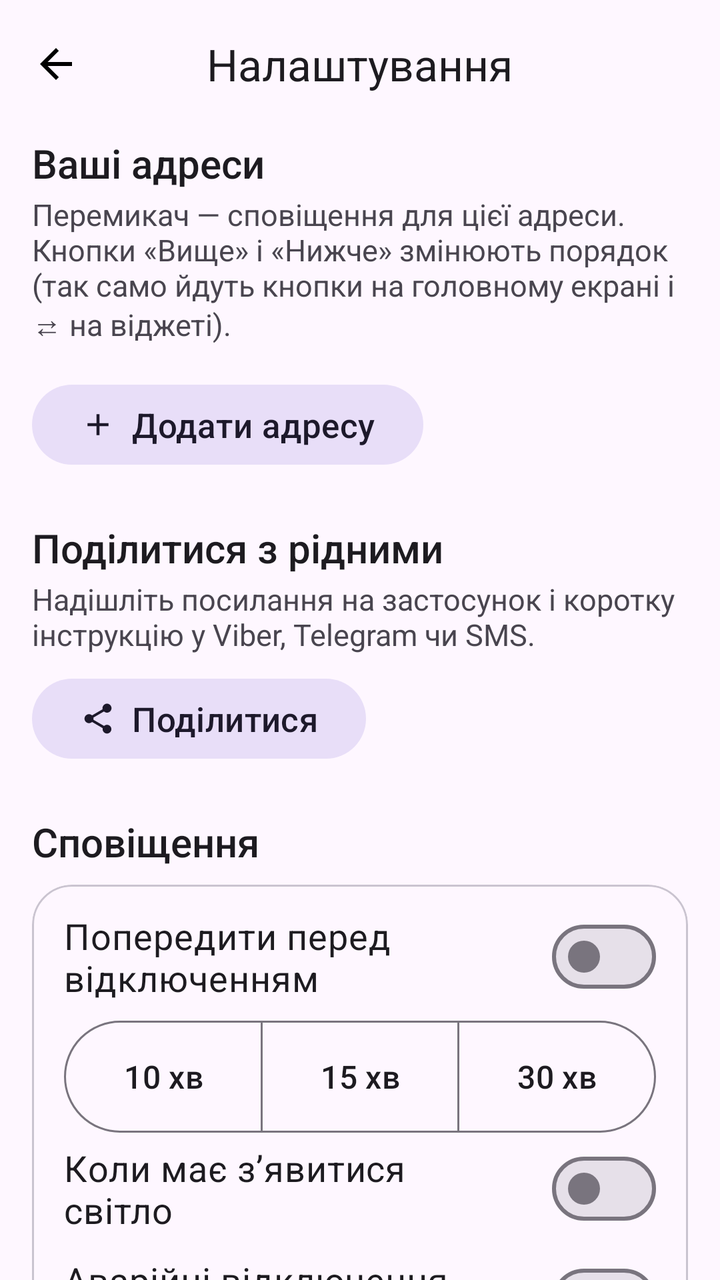
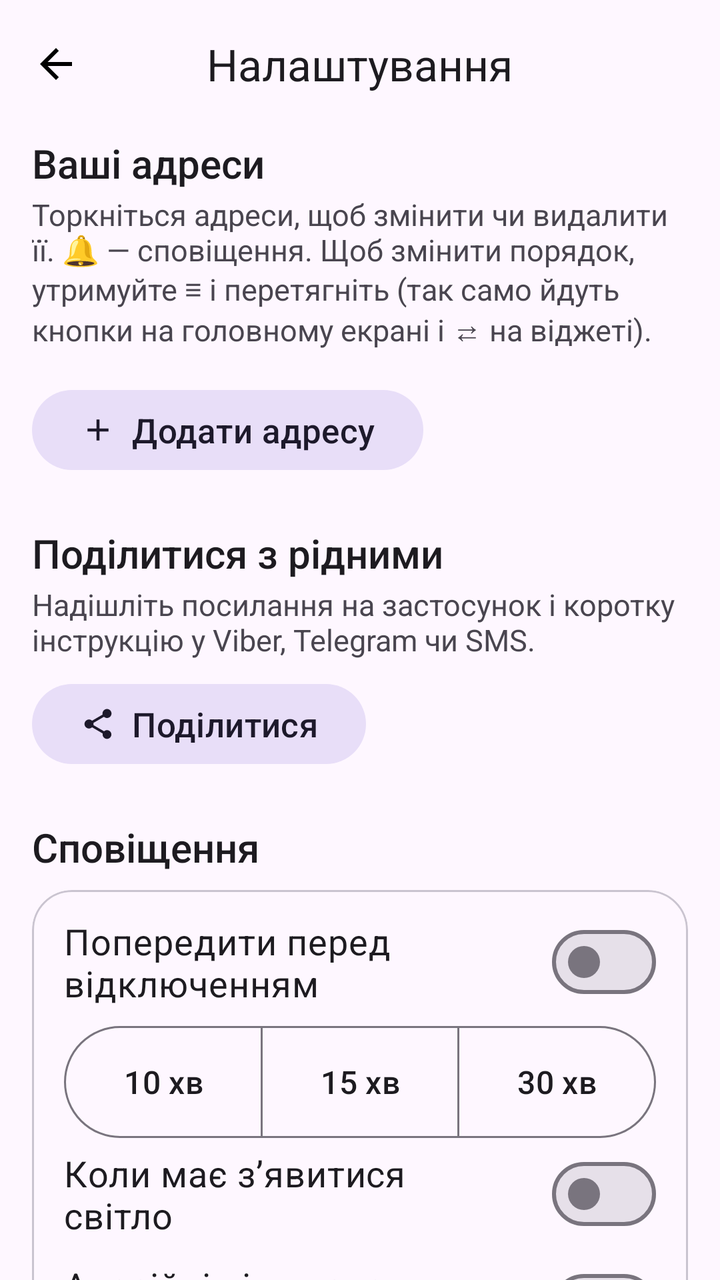

Compare the two renders of this Android layout. The source of the first and the diff that turns it into the second are given below.
<!-- AndroidManifest.xml: application theme AppTheme -->
<!-- res/layout/activity_settings.xml -->
<?xml version="1.0" encoding="utf-8"?>

<LinearLayout xmlns:android="http://schemas.android.com/apk/res/android"
    xmlns:app="http://schemas.android.com/apk/res-auto"
    android:id="@+id/settings_root"
    android:layout_width="match_parent"
    android:layout_height="match_parent"
    android:orientation="vertical">

    <com.google.android.material.appbar.MaterialToolbar
        android:id="@+id/toolbar"
        android:layout_width="match_parent"
        android:layout_height="?attr/actionBarSize"
        app:navigationContentDescription="Назад"
        app:navigationIcon="@drawable/ic_arrow_back"
        app:titleCentered="true"
        app:title="Налаштування" />

    <androidx.core.widget.NestedScrollView
        android:layout_width="match_parent"
        android:layout_height="0dp"
        android:layout_weight="1">

        <LinearLayout
            android:id="@+id/settings_content"
            android:layout_width="match_parent"
            android:layout_height="wrap_content"
            android:orientation="vertical"
            android:paddingStart="16dp"
            android:paddingTop="4dp"
            android:paddingEnd="16dp"
            android:paddingBottom="24dp">

            
            <TextView
                android:layout_width="match_parent"
                android:layout_height="wrap_content"
                android:fontFamily="sans-serif-medium"
                android:text="Ваші адреси"
                android:textColor="?attr/colorOnSurface"
                android:textSize="20sp" />

            <TextView
                android:layout_width="match_parent"
                android:layout_height="wrap_content"
                android:layout_marginTop="2dp"
                android:layout_marginBottom="8dp"
                android:text="Перемикач — сповіщення для цієї адреси. Кнопки «Вище» і «Нижче» змінюють порядок (так само йдуть кнопки на головному екрані і ⇄ на віджеті)."
                android:textColor="?attr/colorOnSurfaceVariant"
                android:textSize="15sp" />

            <com.google.android.material.card.MaterialCardView
                style="?attr/materialCardViewOutlinedStyle"
                android:layout_width="match_parent"
                android:layout_height="wrap_content"
                app:cardCornerRadius="20dp">

                <LinearLayout
                    android:id="@+id/addr_list"
                    android:layout_width="match_parent"
                    android:layout_height="wrap_content"
                    android:orientation="vertical" />
            </com.google.android.material.card.MaterialCardView>

            <com.google.android.material.button.MaterialButton
                android:id="@+id/btn_add"
                style="@style/Widget.Material3.Button.TonalButton"
                android:layout_width="wrap_content"
                android:layout_height="wrap_content"
                android:layout_marginTop="8dp"
                android:text="Додати адресу"
                android:textSize="17sp"
                app:icon="@drawable/ic_add" />

            
            <TextView
                android:layout_width="match_parent"
                android:layout_height="wrap_content"
                android:layout_marginTop="24dp"
                android:fontFamily="sans-serif-medium"
                android:text="Поділитися з рідними"
                android:textColor="?attr/colorOnSurface"
                android:textSize="20sp" />

            <TextView
                android:layout_width="match_parent"
                android:layout_height="wrap_content"
                android:layout_marginTop="2dp"
                android:text="Надішліть посилання на застосунок і коротку інструкцію у Viber, Telegram чи SMS."
                android:textColor="?attr/colorOnSurfaceVariant"
                android:textSize="15sp" />

            <com.google.android.material.button.MaterialButton
                android:id="@+id/btn_share"
                style="@style/Widget.Material3.Button.TonalButton"
                android:layout_width="wrap_content"
                android:layout_height="wrap_content"
                android:layout_marginTop="8dp"
                android:text="Поділитися"
                android:textSize="17sp"
                app:icon="@drawable/ic_share" />

            
            <TextView
                android:layout_width="match_parent"
                android:layout_height="wrap_content"
                android:layout_marginTop="24dp"
                android:layout_marginBottom="8dp"
                android:fontFamily="sans-serif-medium"
                android:text="Сповіщення"
                android:textColor="?attr/colorOnSurface"
                android:textSize="20sp" />

            <com.google.android.material.card.MaterialCardView
                style="?attr/materialCardViewOutlinedStyle"
                android:layout_width="match_parent"
                android:layout_height="wrap_content"
                app:cardCornerRadius="20dp">

                <LinearLayout
                    android:layout_width="match_parent"
                    android:layout_height="wrap_content"
                    android:orientation="vertical"
                    android:paddingStart="16dp"
                    android:paddingTop="8dp"
                    android:paddingEnd="16dp"
                    android:paddingBottom="12dp">

                    <com.google.android.material.materialswitch.MaterialSwitch
                        android:id="@+id/sw_before"
                        android:layout_width="match_parent"
                        android:layout_height="wrap_content"
                        android:minHeight="56dp"
                        android:text="Попередити перед відключенням"
                        android:textSize="18sp" />

                    <com.google.android.material.button.MaterialButtonToggleGroup
                        android:id="@+id/tg_lead"
                        android:layout_width="match_parent"
                        android:layout_height="wrap_content"
                        android:layout_marginTop="4dp"
                        app:selectionRequired="true"
                        app:singleSelection="true">

                        <com.google.android.material.button.MaterialButton
                            android:id="@+id/chip_10"
                            style="?attr/materialButtonOutlinedStyle"
                            android:layout_width="0dp"
                            android:layout_height="56dp"
                            android:layout_weight="1"
                            android:insetTop="0dp"
                            android:insetBottom="0dp"
                            android:maxLines="1"
                            android:paddingStart="4dp"
                            android:paddingEnd="4dp"
                            android:text="10 хв"
                            android:textSize="16sp" />

                        <com.google.android.material.button.MaterialButton
                            android:id="@+id/chip_15"
                            style="?attr/materialButtonOutlinedStyle"
                            android:layout_width="0dp"
                            android:layout_height="56dp"
                            android:layout_weight="1"
                            android:insetTop="0dp"
                            android:insetBottom="0dp"
                            android:maxLines="1"
                            android:paddingStart="4dp"
                            android:paddingEnd="4dp"
                            android:text="15 хв"
                            android:textSize="16sp" />

                        <com.google.android.material.button.MaterialButton
                            android:id="@+id/chip_30"
                            style="?attr/materialButtonOutlinedStyle"
                            android:layout_width="0dp"
                            android:layout_height="56dp"
                            android:layout_weight="1"
                            android:insetTop="0dp"
                            android:insetBottom="0dp"
                            android:maxLines="1"
                            android:paddingStart="4dp"
                            android:paddingEnd="4dp"
                            android:text="30 хв"
                            android:textSize="16sp" />
                    </com.google.android.material.button.MaterialButtonToggleGroup>

                    <com.google.android.material.materialswitch.MaterialSwitch
                        android:id="@+id/sw_return"
                        android:layout_width="match_parent"
                        android:layout_height="wrap_content"
                        android:minHeight="56dp"
                        android:text="Коли має зʼявитися світло"
                        android:textSize="18sp" />

                    <com.google.android.material.materialswitch.MaterialSwitch
                        android:id="@+id/sw_emergency"
                        android:layout_width="match_parent"
                        android:layout_height="wrap_content"
                        android:minHeight="56dp"
                        android:text="Аварійні відключення (ГАВ, СГАВ)"
                        android:textSize="18sp" />

                    <com.google.android.material.materialswitch.MaterialSwitch
                        android:id="@+id/sw_schedule"
                        android:layout_width="match_parent"
                        android:layout_height="wrap_content"
                        android:minHeight="56dp"
                        android:text="Зміни графіка і графік на завтра"
                        android:textSize="18sp" />

                    <TextView
                        android:layout_width="match_parent"
                        android:layout_height="wrap_content"
                        android:layout_marginTop="12dp"
                        android:text="Перевіряти графік на сайті"
                        android:textColor="?attr/colorOnSurface"
                        android:textSize="18sp" />

                    <com.google.android.material.button.MaterialButtonToggleGroup
                        android:id="@+id/tg_interval"
                        android:layout_width="match_parent"
                        android:layout_height="wrap_content"
                        android:layout_marginTop="4dp"
                        app:selectionRequired="true"
                        app:singleSelection="true">

                        <com.google.android.material.button.MaterialButton
                            android:id="@+id/btn_int_10"
                            style="?attr/materialButtonOutlinedStyle"
                            android:layout_width="0dp"
                            android:layout_height="56dp"
                            android:layout_weight="1"
                            android:insetTop="0dp"
                            android:insetBottom="0dp"
                            android:maxLines="1"
                            android:paddingStart="4dp"
                            android:paddingEnd="4dp"
                            android:text="кожні 10 хв"
                            android:textSize="16sp" />

                        <com.google.android.material.button.MaterialButton
                            android:id="@+id/btn_int_5"
                            style="?attr/materialButtonOutlinedStyle"
                            android:layout_width="0dp"
                            android:layout_height="56dp"
                            android:layout_weight="1"
                            android:insetTop="0dp"
                            android:insetBottom="0dp"
                            android:maxLines="1"
                            android:paddingStart="4dp"
                            android:paddingEnd="4dp"
                            android:text="кожні 5 хв"
                            android:textSize="16sp" />
                    </com.google.android.material.button.MaterialButtonToggleGroup>

                    <TextView
                        android:layout_width="match_parent"
                        android:layout_height="wrap_content"
                        android:layout_marginTop="4dp"
                        android:text="Поки екран увімкнений. Також дані оновлюються щоразу, коли ви відкриваєте застосунок."
                        android:textColor="?attr/colorOnSurfaceVariant"
                        android:textSize="15sp" />

                    <TextView
                        android:id="@+id/m_battery_hint"
                        android:layout_width="match_parent"
                        android:layout_height="wrap_content"
                        android:layout_marginTop="16dp"
                        android:textColor="?attr/colorOnSurfaceVariant"
                        android:textSize="15sp" />

                    <com.google.android.material.button.MaterialButton
                        android:id="@+id/btn_battery"
                        style="@style/Widget.Material3.Button.TextButton"
                        android:layout_width="match_parent"
                        android:gravity="start|center_vertical"
                        android:paddingStart="0dp"
                        android:layout_height="wrap_content"
                        android:text="Дозволити роботу у фоні"
                        android:textSize="16sp" />

                    <com.google.android.material.button.MaterialButton
                        android:id="@+id/btn_autostart"
                        style="@style/Widget.Material3.Button.TextButton"
                        android:layout_width="match_parent"
                        android:gravity="start|center_vertical"
                        android:paddingStart="0dp"
                        android:layout_height="wrap_content"
                        android:text="Xiaomi: увімкнути «Автозапуск»"
                        android:textSize="16sp"
                        android:visibility="gone" />

                    <com.google.android.material.button.MaterialButton
                        android:id="@+id/btn_miui_popup"
                        style="@style/Widget.Material3.Button.TextButton"
                        android:layout_width="match_parent"
                        android:gravity="start|center_vertical"
                        android:paddingStart="0dp"
                        android:layout_height="wrap_content"
                        android:text="Xiaomi: дозволити відкриття з віджета"
                        android:textSize="16sp"
                        android:visibility="gone" />
                </LinearLayout>
            </com.google.android.material.card.MaterialCardView>

            
            <TextView
                android:layout_width="match_parent"
                android:layout_height="wrap_content"
                android:layout_marginTop="24dp"
                android:layout_marginBottom="8dp"
                android:fontFamily="sans-serif-medium"
                android:text="Віджети"
                android:textColor="?attr/colorOnSurface"
                android:textSize="20sp" />

            <com.google.android.material.card.MaterialCardView
                style="?attr/materialCardViewOutlinedStyle"
                android:layout_width="match_parent"
                android:layout_height="wrap_content"
                app:cardCornerRadius="20dp">

                <LinearLayout
                    android:layout_width="match_parent"
                    android:layout_height="wrap_content"
                    android:orientation="vertical"
                    android:padding="16dp">

                    <TextView
                        android:layout_width="match_parent"
                        android:layout_height="wrap_content"
                        android:text="Розмір тексту на віджеті"
                        android:textColor="?attr/colorOnSurface"
                        android:textSize="18sp" />

                    <com.google.android.material.button.MaterialButtonToggleGroup
                        android:id="@+id/tg_wscale"
                        android:layout_width="match_parent"
                        android:layout_height="wrap_content"
                        android:layout_marginTop="8dp"
                        app:selectionRequired="true"
                        app:singleSelection="true">

                        <com.google.android.material.button.MaterialButton
                            android:id="@+id/chip_ws_s"
                            style="?attr/materialButtonOutlinedStyle"
                            android:layout_width="0dp"
                            android:layout_height="56dp"
                            android:layout_weight="1"
                            android:insetTop="0dp"
                            android:insetBottom="0dp"
                            android:maxLines="1"
                            android:paddingStart="4dp"
                            android:paddingEnd="4dp"
                            android:text="A"
                            android:textSize="15sp" />

                        <com.google.android.material.button.MaterialButton
                            android:id="@+id/chip_ws_m"
                            style="?attr/materialButtonOutlinedStyle"
                            android:layout_width="0dp"
                            android:layout_height="56dp"
                            android:layout_weight="1"
                            android:insetTop="0dp"
                            android:insetBottom="0dp"
                            android:maxLines="1"
                            android:paddingStart="4dp"
                            android:paddingEnd="4dp"
                            android:text="A"
                            android:textSize="19sp" />

                        <com.google.android.material.button.MaterialButton
                            android:id="@+id/chip_ws_l"
                            style="?attr/materialButtonOutlinedStyle"
                            android:layout_width="0dp"
                            android:layout_height="56dp"
                            android:layout_weight="1"
                            android:insetTop="0dp"
                            android:insetBottom="0dp"
                            android:maxLines="1"
                            android:paddingStart="4dp"
                            android:paddingEnd="4dp"
                            android:text="A"
                            android:textSize="23sp" />

                        <com.google.android.material.button.MaterialButton
                            android:id="@+id/chip_ws_xl"
                            style="?attr/materialButtonOutlinedStyle"
                            android:layout_width="0dp"
                            android:layout_height="56dp"
                            android:layout_weight="1"
                            android:insetTop="0dp"
                            android:insetBottom="0dp"
                            android:maxLines="1"
                            android:paddingStart="4dp"
                            android:paddingEnd="4dp"
                            android:text="A"
                            android:textSize="27sp" />
                    </com.google.android.material.button.MaterialButtonToggleGroup>

                    <TextView
                        android:id="@+id/m_wscale"
                        android:layout_width="match_parent"
                        android:layout_height="wrap_content"
                        android:layout_marginTop="4dp"
                        android:gravity="center"
                        android:textColor="?attr/colorOnSurfaceVariant"
                        android:textSize="15sp" />

                    <TextView
                        android:layout_width="match_parent"
                        android:layout_height="wrap_content"
                        android:layout_marginTop="12dp"
                        android:text="Утримуйте палець на порожньому місці головного екрана → «Віджети» → «Світло». Є два розміри: великий (4×2) і квадратний (2×2). Новий віджет показує першу адресу зі списку вище.&#10;&#10;Колір віджета показує статус: зелений — світло є, жовтий — можливе відключення, червоний — світла немає.&#10;&#10;Якщо розтягнути великий віджет, він покаже більше найближчих годин.&#10;&#10;Щоб перемкнути адресу на віджеті (Дім ⇄ Робота), торкніться значка ⇄ вгорі віджета. Торкання решти віджета відкриває застосунок на цій адресі.&#10;&#10;Дані на віджеті оновлюються самі приблизно кожні 10 хвилин."
                        android:textColor="?attr/colorOnSurface"
                        android:textSize="16sp" />
                </LinearLayout>
            </com.google.android.material.card.MaterialCardView>

            <TextView
                android:layout_width="match_parent"
                android:layout_height="wrap_content"
                android:layout_marginTop="20dp"
                android:gravity="center"
                android:text="Дані: off.energy.mk.ua (АТ «Миколаївобленерго»). Застосунок показує офіційний графік і не може перевірити, чи справді є світло у вашому будинку."
                android:textColor="?attr/colorOnSurfaceVariant"
                android:textSize="14sp" />

            <com.google.android.material.button.MaterialButton
                android:id="@+id/btn_site"
                style="@style/Widget.Material3.Button.TextButton"
                android:layout_width="wrap_content"
                android:layout_height="wrap_content"
                android:layout_gravity="center_horizontal"
                android:text="Відкрити сайт"
                android:textSize="16sp" />

            <TextView
                android:id="@+id/m_version"
                android:layout_width="match_parent"
                android:layout_height="wrap_content"
                android:gravity="center"
                android:textColor="?attr/colorOnSurfaceVariant"
                android:textSize="14sp" />
        </LinearLayout>
    </androidx.core.widget.NestedScrollView>
</LinearLayout>
<!-- resources referenced by this layout -->
<resources>
  <!-- drawable ic_add (drawable) -->
  <?xml version="1.0" encoding="utf-8"?>
  <vector xmlns:android="http://schemas.android.com/apk/res/android"
      android:width="24dp"
      android:height="24dp"
      android:viewportWidth="24"
      android:viewportHeight="24">
      <path android:fillColor="#FF000000" android:pathData="M19,13h-6v6h-2v-6H5v-2h6V5h2v6h6v2z" />
  </vector>
  <!-- drawable ic_arrow_back (drawable) -->
  <?xml version="1.0" encoding="utf-8"?>
  <vector xmlns:android="http://schemas.android.com/apk/res/android"
      android:width="24dp"
      android:height="24dp"
      android:viewportWidth="24"
      android:viewportHeight="24">
      <path android:fillColor="#FF000000" android:pathData="M20,11H7.83l5.59,-5.59L12,4l-8,8 8,8 1.41,-1.41L7.83,13H20v-2z" />
  </vector>
  <!-- drawable ic_share (drawable) -->
  <?xml version="1.0" encoding="utf-8"?>
  <vector xmlns:android="http://schemas.android.com/apk/res/android"
      android:width="24dp"
      android:height="24dp"
      android:viewportWidth="24"
      android:viewportHeight="24">
      <path android:fillColor="#FF000000" android:pathData="M18,16.08c-0.76,0 -1.44,0.3 -1.96,0.77L8.91,12.7c0.05,-0.23 0.09,-0.46 0.09,-0.7s-0.04,-0.47 -0.09,-0.7l7.05,-4.11c0.54,0.5 1.25,0.81 2.04,0.81 1.66,0 3,-1.34 3,-3s-1.34,-3 -3,-3 -3,1.34 -3,3c0,0.24 0.04,0.47 0.09,0.7L8.04,9.81C7.5,9.31 6.79,9 6,9c-1.66,0 -3,1.34 -3,3s1.34,3 3,3c0.79,0 1.5,-0.31 2.04,-0.81l7.12,4.16c-0.05,0.21 -0.08,0.43 -0.08,0.65 0,1.61 1.31,2.92 2.92,2.92 1.61,0 2.92,-1.31 2.92,-2.92s-1.31,-2.92 -2.92,-2.92z" />
  </vector>
  <style name="AppTheme" parent="Theme.Material3.DayNight.NoActionBar">
          <item name="android:statusBarColor">?attr/colorSurface</item>
          <item name="android:windowLightStatusBar">@bool/light_bars</item>
      </style>
</resources>

<!-- the commit's change to res/layout/activity_settings.xml (unified diff, before → after) -->
@@ -45,7 +45,7 @@
                 android:layout_height="wrap_content"
                 android:layout_marginTop="2dp"
                 android:layout_marginBottom="8dp"
-                android:text="Перемикач — сповіщення для цієї адреси. Кнопки «Вище» і «Нижче» змінюють порядок (так само йдуть кнопки на головному екрані і ⇄ на віджеті)."
+                android:text="Торкніться адреси, щоб змінити чи видалити її. 🔔 — сповіщення. Щоб змінити порядок, утримуйте ≡ і перетягніть (так само йдуть кнопки на головному екрані і ⇄ на віджеті)."
                 android:textColor="?attr/colorOnSurfaceVariant"
                 android:textSize="15sp" />
 
@@ -56,10 +56,27 @@
                 app:cardCornerRadius="20dp">
 
                 <LinearLayout
-                    android:id="@+id/addr_list"
                     android:layout_width="match_parent"
                     android:layout_height="wrap_content"
-                    android:orientation="vertical" />
+                    android:orientation="vertical">
+
+                    <androidx.recyclerview.widget.RecyclerView
+                        android:id="@+id/addr_list"
+                        android:layout_width="match_parent"
+                        android:layout_height="wrap_content"
+                        android:nestedScrollingEnabled="false"
+                        android:overScrollMode="never" />
+
+                    <TextView
+                        android:id="@+id/addr_empty"
+                        android:layout_width="match_parent"
+                        android:layout_height="wrap_content"
+                        android:padding="16dp"
+                        android:text="Додайте свою адресу, щоб бачити графік і отримувати сповіщення."
+                        android:textColor="?attr/colorOnSurfaceVariant"
+                        android:textSize="16sp"
+                        android:visibility="gone" />
+                </LinearLayout>
             </com.google.android.material.card.MaterialCardView>
 
             <com.google.android.material.button.MaterialButton
@@ -327,86 +344,21 @@
                     android:orientation="vertical"
                     android:padding="16dp">
 
-                    <TextView
-                        android:layout_width="match_parent"
-                        android:layout_height="wrap_content"
-                        android:text="Розмір тексту на віджеті"
-                        android:textColor="?attr/colorOnSurface"
-                        android:textSize="18sp" />
-
-                    <com.google.android.material.button.MaterialButtonToggleGroup
-                        android:id="@+id/tg_wscale"
-                        android:layout_width="match_parent"
-                        android:layout_height="wrap_content"
-                        android:layout_marginTop="8dp"
-                        app:selectionRequired="true"
-                        app:singleSelection="true">
-
-                        <com.google.android.material.button.MaterialButton
-                            android:id="@+id/chip_ws_s"
-                            style="?attr/materialButtonOutlinedStyle"
-                            android:layout_width="0dp"
-                            android:layout_height="56dp"
-                            android:layout_weight="1"
-                            android:insetTop="0dp"
-                            android:insetBottom="0dp"
-                            android:maxLines="1"
-                            android:paddingStart="4dp"
-                            android:paddingEnd="4dp"
-                            android:text="A"
-                            android:textSize="15sp" />
-
-                        <com.google.android.material.button.MaterialButton
-                            android:id="@+id/chip_ws_m"
-                            style="?attr/materialButtonOutlinedStyle"
-                            android:layout_width="0dp"
-                            android:layout_height="56dp"
-                            android:layout_weight="1"
-                            android:insetTop="0dp"
-                            android:insetBottom="0dp"
-                            android:maxLines="1"
-                            android:paddingStart="4dp"
-                            android:paddingEnd="4dp"
-                            android:text="A"
-                            android:textSize="19sp" />
-
-                        <com.google.android.material.button.MaterialButton
-                            android:id="@+id/chip_ws_l"
-                            style="?attr/materialButtonOutlinedStyle"
-                            android:layout_width="0dp"
-                            android:layout_height="56dp"
-                            android:layout_weight="1"
-                            android:insetTop="0dp"
-                            android:insetBottom="0dp"
-                            android:maxLines="1"
-                            android:paddingStart="4dp"
-                            android:paddingEnd="4dp"
-                            android:text="A"
-                            android:textSize="23sp" />
-
-                        <com.google.android.material.button.MaterialButton
-                            android:id="@+id/chip_ws_xl"
-                            style="?attr/materialButtonOutlinedStyle"
-                            android:layout_width="0dp"
-                            android:layout_height="56dp"
-                            android:layout_weight="1"
-                            android:insetTop="0dp"
-                            android:insetBottom="0dp"
-                            android:maxLines="1"
-                            android:paddingStart="4dp"
-                            android:paddingEnd="4dp"
-                            android:text="A"
-                            android:textSize="27sp" />
-                    </com.google.android.material.button.MaterialButtonToggleGroup>
-
-                    <TextView
-                        android:id="@+id/m_wscale"
-                        android:layout_width="match_parent"
-                        android:layout_height="wrap_content"
-                        android:layout_marginTop="4dp"
-                        android:gravity="center"
-                        android:textColor="?attr/colorOnSurfaceVariant"
-                        android:textSize="15sp" />
+                    
+                    <com.google.android.material.textfield.TextInputLayout
+                        android:id="@+id/til_wscale"
+                        style="@style/Widget.Material3.TextInputLayout.OutlinedBox.ExposedDropdownMenu"
+                        android:layout_width="match_parent"
+                        android:layout_height="wrap_content"
+                        android:hint="Розмір тексту на віджеті">
+
+                        <com.google.android.material.textfield.MaterialAutoCompleteTextView
+                            android:id="@+id/ac_wscale"
+                            android:layout_width="match_parent"
+                            android:layout_height="wrap_content"
+                            android:inputType="none"
+                            android:textSize="18sp" />
+                    </com.google.android.material.textfield.TextInputLayout>
 
                     <TextView
                         android:layout_width="match_parent"
